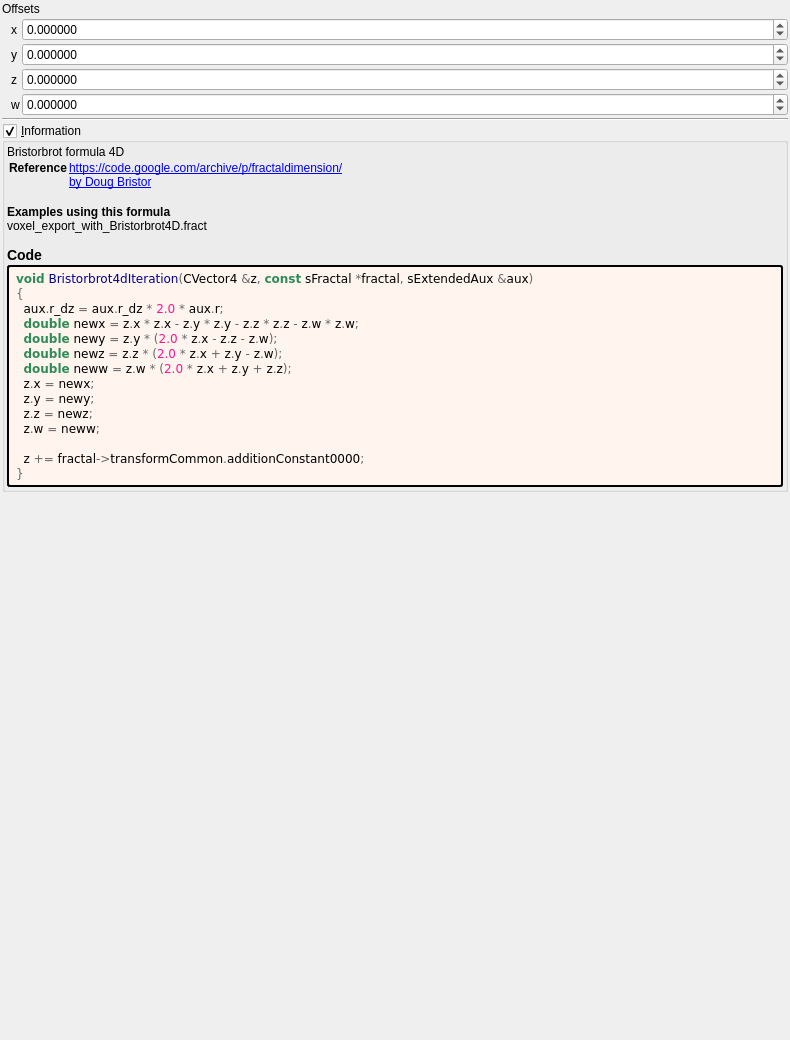
buddhi1980/mandelbulber2, file mandelbulber2/formula/ui/bristorbrot4d.ui: the form before one commit.
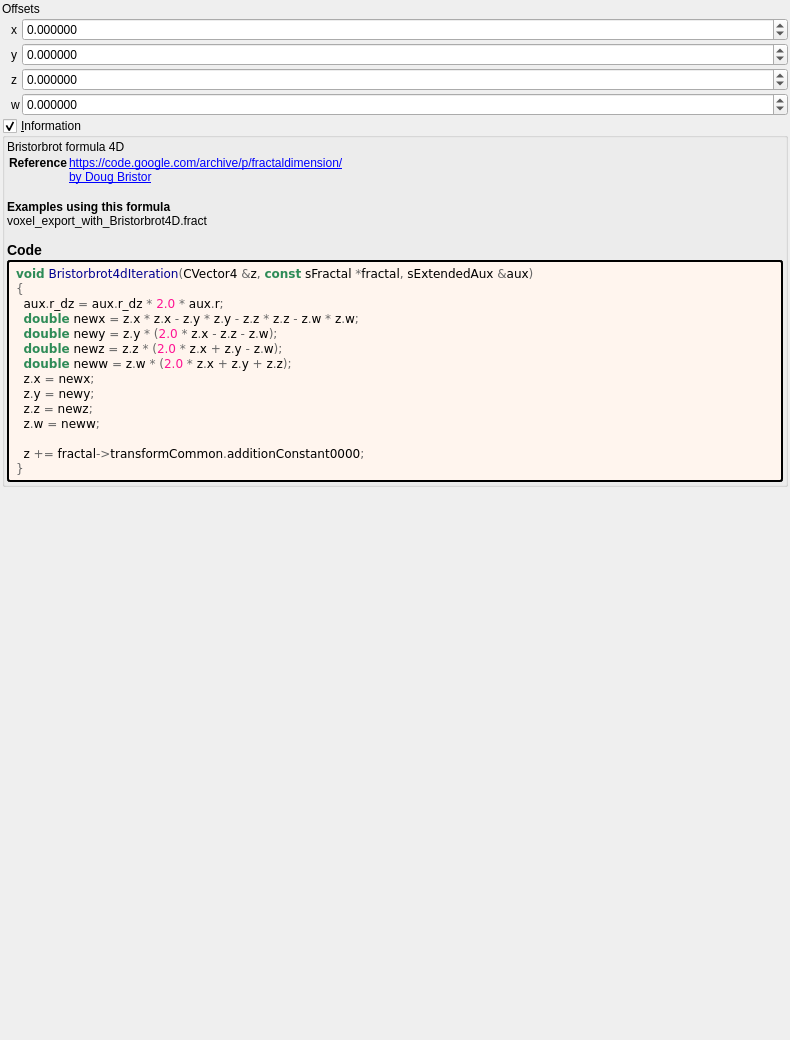
The form after the commit. Custom widgets are drawn as their Qt base class.

```diff
--- a/mandelbulber2/formula/ui/bristorbrot4d.ui
+++ b/mandelbulber2/formula/ui/bristorbrot4d.ui
@@ -190,13 +190,6 @@
      </item>
     </layout>
    </item>
-   <item>
-    <widget class="Line" name="line_53">
-     <property name="orientation">
-      <enum>Qt::Horizontal</enum>
-     </property>
-    </widget>
-   </item>
    <item>
     <widget class="MyGroupBox" name="groupCheck_info">
      <property name="title">
@@ -299,17 +292,17 @@
   </layout>
  </widget>
  <customwidgets>
+  <customwidget>
+   <class>MyDoubleSpinBox</class>
+   <extends>QDoubleSpinBox</extends>
+   <header>my_double_spin_box.h</header>
+  </customwidget>
   <customwidget>
    <class>MyGroupBox</class>
    <extends>QGroupBox</extends>
    <header>my_group_box.h</header>
    <container>1</container>
   </customwidget>
-  <customwidget>
-   <class>MyDoubleSpinBox</class>
-   <extends>QDoubleSpinBox</extends>
-   <header>my_double_spin_box.h</header>
-  </customwidget>
  </customwidgets>
  <tabstops>
   <tabstop>spinbox4_transf_addition_constant_0000_x</tabstop>
```
Left out of the diff: 2 changed lines with no effect on the pictures.
